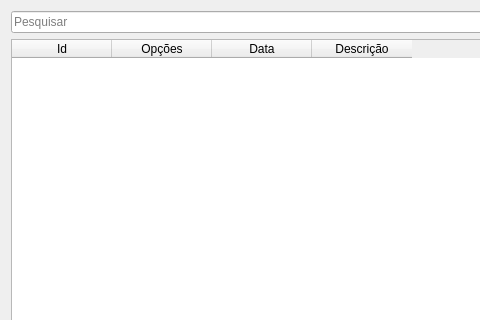
Old version of the form uis/mChangeReport.ui in the repository dsgoficial/SAP_Gerente; both pictures show x 0 to 480 and y 0 to 320 of the 757 by 462 pixel window.
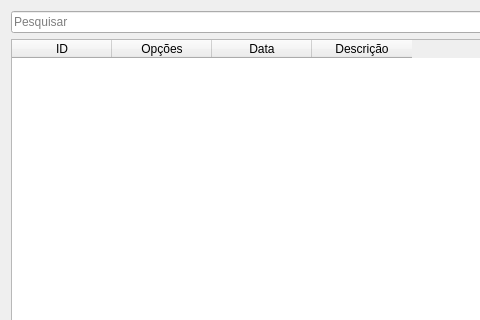
New version of the form.

What changed in the file:
```diff
--- a/uis/mChangeReport.ui
+++ b/uis/mChangeReport.ui
@@ -18,7 +18,7 @@
     <widget class="QTableWidget" name="tableWidget">
      <column>
       <property name="text">
-       <string>Id</string>
+       <string>ID</string>
       </property>
      </column>
      <column>
```
